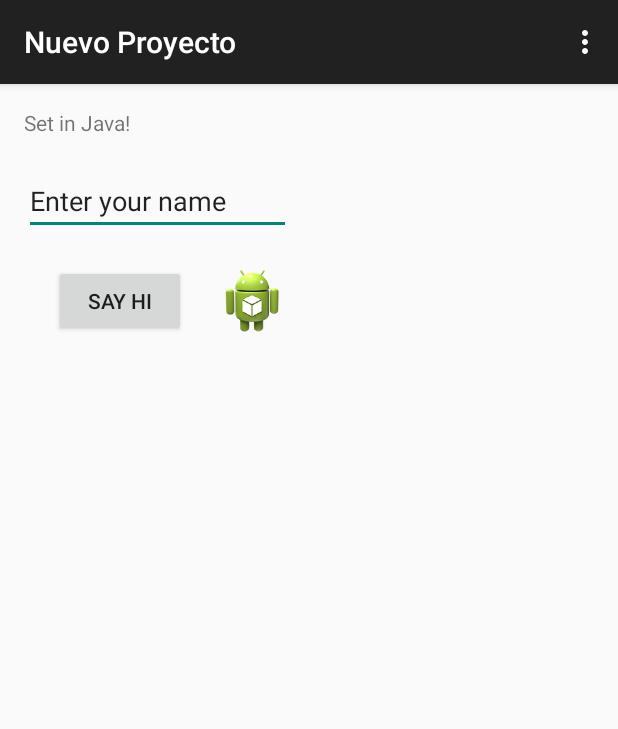
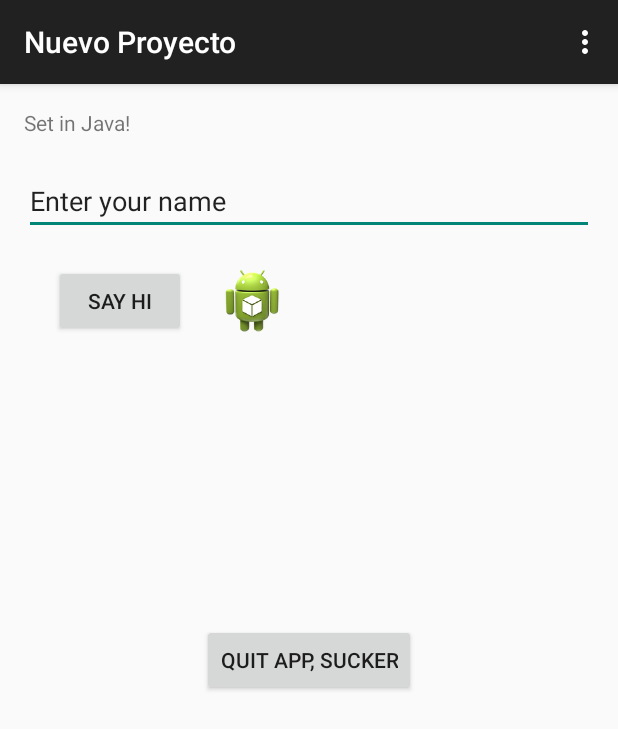
Before and after one commit to morbiuz/AndroidApp, an Android app: the screen it shows after launch (MainActivity), on a phone screen of 412 x 824 dp. Shown: the top 729 px of the screen. Run offline under Robolectric (Android 15) with nearby library versions, the phone set to English and light mode, and no system bars.

Commit message:
Added quit button and listener. App's sexyness increasing.

```diff
--- a/Nuevo Proyecto/src/main/java/com/app/nuevoproyecto/nuevoproyecto/MainActivity.java
+++ b/Nuevo Proyecto/src/main/java/com/app/nuevoproyecto/nuevoproyecto/MainActivity.java
@@ -13,7 +13,7 @@ import android.widget.TextView;
 public class MainActivity extends ActionBarActivity implements View.OnClickListener {
 
     TextView mainTextView;
-    Button mainButton;
+    Button mainButton, quitButton;
     EditText mainEditText;
 
     @Override
@@ -35,6 +35,10 @@ public class MainActivity extends ActionBarActivity implements View.OnClickListe
         // and listen when its clicked
         mainEditText = (EditText) findViewById(R.id.main_edittext);
         mainEditText.setOnClickListener(this);
+
+        // 4. Create the quit button
+        quitButton = (Button) findViewById(R.id.quit_button);
+        quitButton.setOnClickListener(this);
     }
 
 
@@ -67,5 +71,10 @@ public class MainActivity extends ActionBarActivity implements View.OnClickListe
         else if(view == mainEditText){
             mainEditText.setText("");
         }
+        // Quit button to fuck the App
+        else if(view == quitButton) {
+            // Show pop-up to confirm exit
+            System.exit(0);
+        }
     }
 }
--- a/Nuevo Proyecto/src/main/res/layout/activity_main.xml
+++ b/Nuevo Proyecto/src/main/res/layout/activity_main.xml
@@ -15,24 +15,23 @@
         android:id="@+id/main_textview" />
 
     <EditText
-        android:layout_width="match_parent"
+        android:layout_width="fill_parent"
         android:layout_height="wrap_content"
         android:inputType="textPersonName"
         android:text="Enter your name"
         android:ems="10"
         android:id="@+id/main_edittext"
         android:layout_below="@+id/main_textview"
-        android:layout_alignParentRight="true"
-        android:layout_alignParentEnd="true"
-        android:layout_marginRight="202dp"
-        android:layout_marginTop="20dp"/>
+        android:layout_marginTop="20dp"
+        android:layout_alignParentStart="true" />
 
     <!-- This nested layout contains views of its own -->
     <LinearLayout
         android:layout_width="wrap_content"
         android:layout_height="wrap_content"
         android:layout_below="@+id/main_edittext"
-        android:orientation="horizontal">
+        android:orientation="horizontal"
+        android:id="@+id/linearLayout">
         <!-- Set OnClickListener to trigger results when pressed -->
         <Button
             android:id="@+id/main_button"
@@ -50,6 +49,14 @@
             android:src="@drawable/ic_launcher" />
         <!-- Closing tag for the horizontal nested layout -->
     </LinearLayout>
+
+    <Button
+        android:layout_width="wrap_content"
+        android:layout_height="wrap_content"
+        android:text="@string/quit_text"
+        android:id="@+id/quit_button"
+        android:layout_centerVertical="true"
+        android:layout_centerHorizontal="true" />
     <!-- comment -->
 
 </RelativeLayout>
--- /dev/null
+++ b/Nuevo Proyecto/src/main/res/values-w820dp/strings.xml
@@ -0,0 +1,4 @@
+<?xml version="1.0" encoding="utf-8"?>
+<resources>
+    <string name="quit_text">Quit App, Sucker</string>
+</resources>
--- a/Nuevo Proyecto/src/main/res/values/strings.xml
+++ b/Nuevo Proyecto/src/main/res/values/strings.xml
@@ -5,5 +5,6 @@
     <string name="hello_world">Hello world!</string>
     <string name="action_settings">Settings</string>
     <string name="button">Say hi</string>
+    <string name="quit_text">Quit App, Sucker</string>
 
 </resources>
```
Also changed, not shown: 2 other files.
